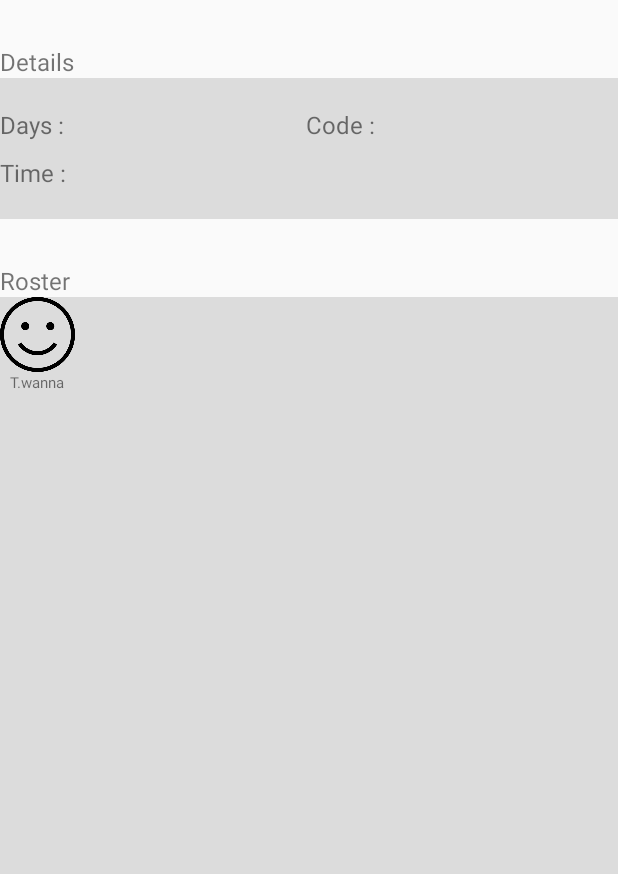
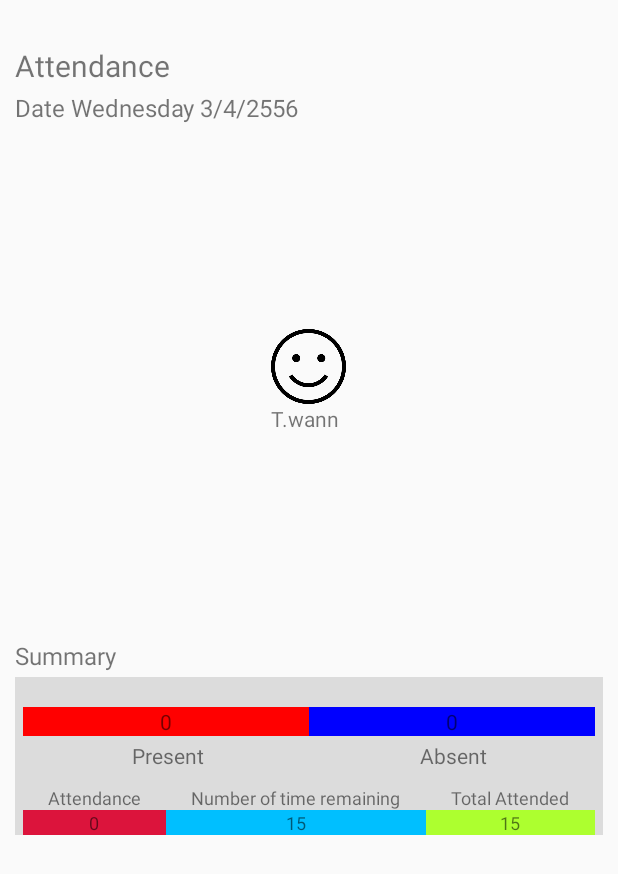
Before and after one commit to Joe16723PP/classmateApp, an Android app: the JoinClassActivity screen opened directly, with no data from a screen before it, after a tap on "ADD CODE", on a phone screen of 412 x 824 dp. Shown: the top 874 px of the screen. Run offline under Robolectric (Android 15) with nearby library versions, the phone set to English and light mode, and no system bars; plain views replace AdjustableImageButton.

Commit message:
Add student detail

```diff
--- a/extraProject/app/src/main/AndroidManifest.xml
+++ b/extraProject/app/src/main/AndroidManifest.xml
@@ -16,7 +16,7 @@
         android:roundIcon="@mipmap/ic_launcher_round"
         android:supportsRtl="true"
         android:theme="@style/AppTheme.NoActionBar">
-        <activity android:name=".CreateClassActivity"></activity>
+        <activity android:name=".CreateClassActivity" />
         <activity
             android:name=".TeacherMainActivity"
             android:label="@string/title_activity_teacher_main"
@@ -60,6 +60,8 @@
                 <data android:scheme="@string/fb_login_protocol_scheme" />
             </intent-filter>
         </activity>
+        <activity android:name=".ClassDetailStudent" />
+        <activity android:name=".ClassDetailForStudent"></activity>
     </application>
 
 </manifest>
--- /dev/null
+++ b/extraProject/app/src/main/java/kku/en/coe/extraproject/ClassDetailForStudent.java
@@ -0,0 +1,39 @@
+package kku.en.coe.extraproject;
+
+import android.support.v7.app.AppCompatActivity;
+import android.os.Bundle;
+import android.widget.TextView;
+
+public class ClassDetailForStudent extends AppCompatActivity {
+
+
+    int attendance = 0 ;
+    int numberOfRemin = 15 ;
+    int total = 15 ;
+
+    int praSent = 0 ;
+    int abSent = 0 ;
+
+    TextView tvPrasent, tvAbsent, tvAttendance, tvNumberOfRemin, tvTotal;
+
+    @Override
+    protected void onCreate(Bundle savedInstanceState) {
+        super.onCreate(savedInstanceState);
+        setContentView(R.layout.activity_class_detail_for_student);
+
+        tvPrasent = (TextView)findViewById(R.id.tvPresent);
+        tvPrasent.setText(praSent+getResources().getString(R.string.emty));
+
+        tvAbsent = (TextView)findViewById(R.id.tvAbsent);
+        tvAbsent.setText(abSent+getResources().getString(R.string.emty));
+
+        tvAttendance = (TextView)findViewById(R.id.tvAttendance);
+        tvAttendance.setText(attendance+getResources().getString(R.string.emty));
+
+        tvNumberOfRemin = (TextView)findViewById(R.id.tvNumberOfRemin);
+        tvNumberOfRemin.setText(numberOfRemin+getResources().getString(R.string.emty));
+
+        tvTotal = (TextView)findViewById(R.id.tvTotal);
+        tvTotal.setText(total+getResources().getString(R.string.emty));
+    }
+}
--- a/extraProject/app/src/main/java/kku/en/coe/extraproject/JoinClassActivity.java
+++ b/extraProject/app/src/main/java/kku/en/coe/extraproject/JoinClassActivity.java
@@ -18,7 +18,7 @@ public class JoinClassActivity extends AppCompatActivity {
         joinClass.setOnClickListener(new View.OnClickListener() {
             @Override
             public void onClick(View v) {
-                Intent intent = new Intent(JoinClassActivity.this,ClassDetailActivity.class);
+                Intent intent = new Intent(JoinClassActivity.this,ClassDetailForStudent.class);
                 startActivity(intent);
             }
         });
--- /dev/null
+++ b/extraProject/app/src/main/res/layout/activity_class_detail_for_student.xml
@@ -0,0 +1,260 @@
+<?xml version="1.0" encoding="utf-8"?>
+<LinearLayout xmlns:android="http://schemas.android.com/apk/res/android"
+    xmlns:app="http://schemas.android.com/apk/res-auto"
+    xmlns:tools="http://schemas.android.com/tools"
+    android:layout_width="match_parent"
+    android:layout_height="match_parent"
+    android:orientation="vertical"
+    android:layout_marginLeft="10dp"
+    android:layout_marginRight="10dp"
+    tools:context=".ClassDetailForStudent">
+    <LinearLayout
+        android:layout_width="match_parent"
+        android:layout_height="wrap_content"
+        android:layout_marginTop="30dp"
+        >
+        <TextView
+            android:id="@+id/Attendance"
+            android:layout_width="wrap_content"
+            android:layout_height="wrap_content"
+            android:text="@string/Attendance"
+            android:textSize="20sp">
+        </TextView>
+    </LinearLayout>
+
+    <LinearLayout
+        android:layout_width="match_parent"
+        android:layout_height="wrap_content"
+        android:layout_marginTop="3dp"
+        android:layout_marginBottom="3dp"
+        >
+        <TextView
+            android:id="@+id/tvDate"
+            android:layout_width="wrap_content"
+            android:layout_height="wrap_content"
+            android:text="@string/date"
+            android:textSize="16sp">
+        </TextView>
+    </LinearLayout>
+
+    <FrameLayout
+        android:layout_width="match_parent"
+        android:layout_height="wrap_content"
+        android:layout_weight="1">
+
+        <LinearLayout
+            android:layout_width="wrap_content"
+            android:layout_height="wrap_content"
+            android:layout_gravity="center"
+            android:orientation="vertical">
+
+            <ImageButton
+                android:layout_width="50dp"
+                android:layout_height="50dp"
+                android:background="@drawable/happiness"
+                >
+
+            </ImageButton>
+            <TextView
+                android:id="@+id/tvOne"
+                android:text="T.wanna"
+
+                android:layout_width="match_parent"
+                android:layout_height="match_parent" >
+            </TextView>
+
+        </LinearLayout>
+    </FrameLayout>
+
+    <LinearLayout
+        android:layout_width="match_parent"
+        android:layout_height="wrap_content"
+        android:layout_marginTop="3dp"
+        android:layout_marginBottom="3dp"
+        >
+        <TextView
+            android:id="@+id/tvSum"
+            android:layout_width="wrap_content"
+            android:layout_height="wrap_content"
+            android:text="@string/Summary"
+            android:textSize="16sp">
+        </TextView>
+    </LinearLayout>
+
+    <LinearLayout
+        android:layout_width="match_parent"
+        android:layout_height="wrap_content"
+        android:background="#DCDCDC"
+        android:orientation="vertical"
+        >
+        <LinearLayout
+            android:layout_marginLeft="5dp"
+            android:layout_marginRight="5dp"
+            android:layout_marginTop="20dp"
+            android:layout_width="match_parent"
+            android:layout_height="wrap_content"
+            android:orientation="horizontal"
+
+            android:weightSum="2" >
+
+            <TextView
+                android:id="@+id/tvPresent"
+                android:layout_weight="1"
+                android:gravity="center"
+                android:layout_width="wrap_content"
+                android:layout_height="wrap_content"
+                android:background="@color/red"
+
+                >
+            </TextView>
+
+            <TextView
+                android:id="@+id/tvAbsent"
+                android:layout_weight="1"
+                android:gravity="center"
+                android:layout_width="wrap_content"
+                android:layout_height="wrap_content"
+                android:background="@color/blue"
+
+                >
+            </TextView>
+        </LinearLayout>
+        <LinearLayout
+            android:layout_marginLeft="5dp"
+            android:layout_marginRight="5dp"
+            android:layout_marginTop="3dp"
+            android:layout_width="match_parent"
+            android:layout_height="wrap_content"
+            android:orientation="horizontal"
+            android:weightSum="2" >
+
+            <TextView
+                android:id="@+id/Present"
+                android:layout_weight="1"
+                android:gravity="center"
+                android:layout_width="wrap_content"
+                android:layout_height="wrap_content"
+                android:text="Present"
+                >
+            </TextView>
+
+            <TextView
+                android:id="@+id/Absent"
+                android:layout_weight="1"
+                android:gravity="center"
+                android:layout_width="wrap_content"
+                android:layout_height="wrap_content"
+                android:text="Absent"
+                >
+            </TextView>
+        </LinearLayout>
+
+
+        <LinearLayout
+            android:layout_marginLeft="5dp"
+            android:layout_marginRight="5dp"
+            android:layout_marginTop="10dp"
+            android:layout_width="match_parent"
+            android:layout_height="wrap_content"
+            android:orientation="horizontal"
+            android:weightSum="3" >
+
+            <LinearLayout
+                android:layout_width="wrap_content"
+                android:layout_height="wrap_content"
+                android:layout_weight="1"
+                android:gravity="center"
+                android:orientation="vertical">
+
+                <TextView
+                    android:id="@+id/Atten"
+
+                    android:layout_width="wrap_content"
+                    android:layout_height="wrap_content"
+                    android:text="@string/Attendance"
+                    android:textSize="12sp"
+                    >
+                </TextView>
+
+                <TextView
+                    android:id="@+id/tvAttendance"
+                    android:layout_weight="1"
+                    android:gravity="center"
+                    android:layout_width="match_parent"
+                    android:layout_height="wrap_content"
+
+                    android:textSize="12sp"
+                    android:background="@color/crimson"
+                    >
+                </TextView>
+            </LinearLayout>
+
+
+            <LinearLayout
+                android:layout_width="wrap_content"
+                android:layout_height="wrap_content"
+                android:layout_weight="1"
+                android:gravity="center"
+                android:orientation="vertical">
+                <TextView
+                    android:id="@+id/NumberOfRemin"
+                    android:layout_width="wrap_content"
+                    android:layout_height="wrap_content"
+                    android:text="@string/numberOf"
+                    android:textSize="12sp"
+                    >
+                </TextView>
+
+                <TextView
+                    android:id="@+id/tvNumberOfRemin"
+                    android:layout_weight="1"
+                    android:gravity="center"
+                    android:layout_width="match_parent"
+                    android:layout_height="wrap_content"
+
+                    android:textSize="12sp"
+                    android:background="@color/deepskyblue"
+                    >
+                </TextView>
+            </LinearLayout>
+
+            <LinearLayout
+                android:layout_width="wrap_content"
+                android:layout_height="wrap_content"
+                android:layout_weight="1"
+                android:gravity="center"
+                android:orientation="vertical">
+                <TextView
+                    android:id="@+id/Total"
+                    android:layout_width="wrap_content"
+                    android:layout_height="wrap_content"
+                    android:text="@string/total"
+                    android:textSize="12sp">
+                </TextView>
+
+                <TextView
+                    android:id="@+id/tvTotal"
+                    android:layout_width="match_parent"
+                    android:layout_height="wrap_content"
+                    android:layout_weight="1"
+                    android:background="@color/greenyellow"
+                    android:gravity="center"
+
+                    android:textSize="12sp">
+
+                </TextView>
+            </LinearLayout>
+
+        </LinearLayout>
+
+    </LinearLayout>
+    <FrameLayout
+        android:layout_width="match_parent"
+        android:layout_height="wrap_content"
+        android:layout_weight="1">
+
+
+    </FrameLayout>
+
+
+</LinearLayout>
--- a/extraProject/app/src/main/res/layout/app_bar_teacher_main.xml
+++ b/extraProject/app/src/main/res/layout/app_bar_teacher_main.xml
@@ -20,7 +20,9 @@
 
     </android.support.design.widget.AppBarLayout>
 
-    <include layout="@layout/content_teacher_main" />
+    <include layout="@layout/content_teacher_main" >
+    </include>
+
 
     <android.support.design.widget.FloatingActionButton
         android:id="@+id/fab"
--- a/extraProject/app/src/main/res/layout/content_teacher_main.xml
+++ b/extraProject/app/src/main/res/layout/content_teacher_main.xml
@@ -8,4 +8,10 @@
     tools:context=".TeacherMainActivity"
     tools:showIn="@layout/app_bar_teacher_main">
 
+    <Button
+        android:id="@+id/classCheck"
+        android:text="Test Class thai"
+        android:layout_width="wrap_content"
+        android:layout_height="wrap_content" />
+
 </android.support.constraint.ConstraintLayout>
--- a/extraProject/app/src/main/res/values/colors.xml
+++ b/extraProject/app/src/main/res/values/colors.xml
@@ -12,4 +12,8 @@
     <color name="green">#ADFF2F</color>
     <color name="black">#000000</color>
     <color name="blue">#0000FF</color>
+
+    <color name="crimson">#DC143C</color>
+    <color name="deepskyblue">#00BFFF</color>
+    <color name="greenyellow">#ADFF2F</color>
 </resources>
--- a/extraProject/app/src/main/res/values/strings.xml
+++ b/extraProject/app/src/main/res/values/strings.xml
@@ -17,6 +17,7 @@
     <string name="time">Time :</string>
     <string name="roster">Roster</string>
     <string name="title_activity_teacher_main">TeacherMainActivity</string>
+    <string name="title_activity_detailStudent">Thai</string>
     <string name="navigation_drawer_open">Open navigation drawer</string>
     <string name="navigation_drawer_close">Close navigation drawer</string>
     <string name="nav_header_title">Android Studio</string>
@@ -28,4 +29,12 @@
     <string name="menu">Menu</string>
     <string name="item1">Item 1</string>
     <string name="item2">Item 2</string>
+
+    <string name="Attendance">Attendance</string>
+    <string name="date">Date Wednesday 3/4/2556 </string>
+    <string name="Summary">Summary</string>
+    <string name="numberOf">Number of time remaining</string>
+    <string name="total">Total Attended</string>
+    <string name="emty"> </string>
+
 </resources>
```
Also changed, not shown: extraProject/app/src/main/java/kku/en/coe/extraproject/ClassDetailStudent.java (added, +57 -0 lines), extraProject/app/src/main/java/kku/en/coe/extraproject/TeacherMainActivity.java (+10 -0 lines), extraProject/app/src/main/res/layout/activity_class_detail_student.xml (added, +273 -0 lines), extraProject/app/src/main/res/drawable-xhdpi/check.png (added).
